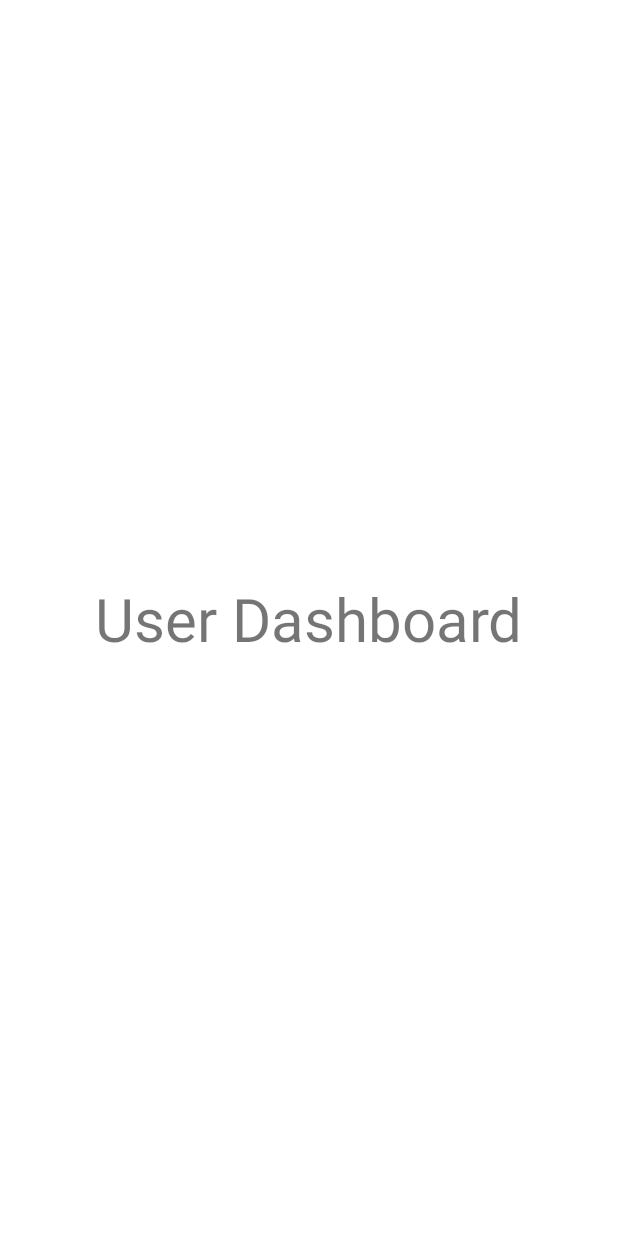
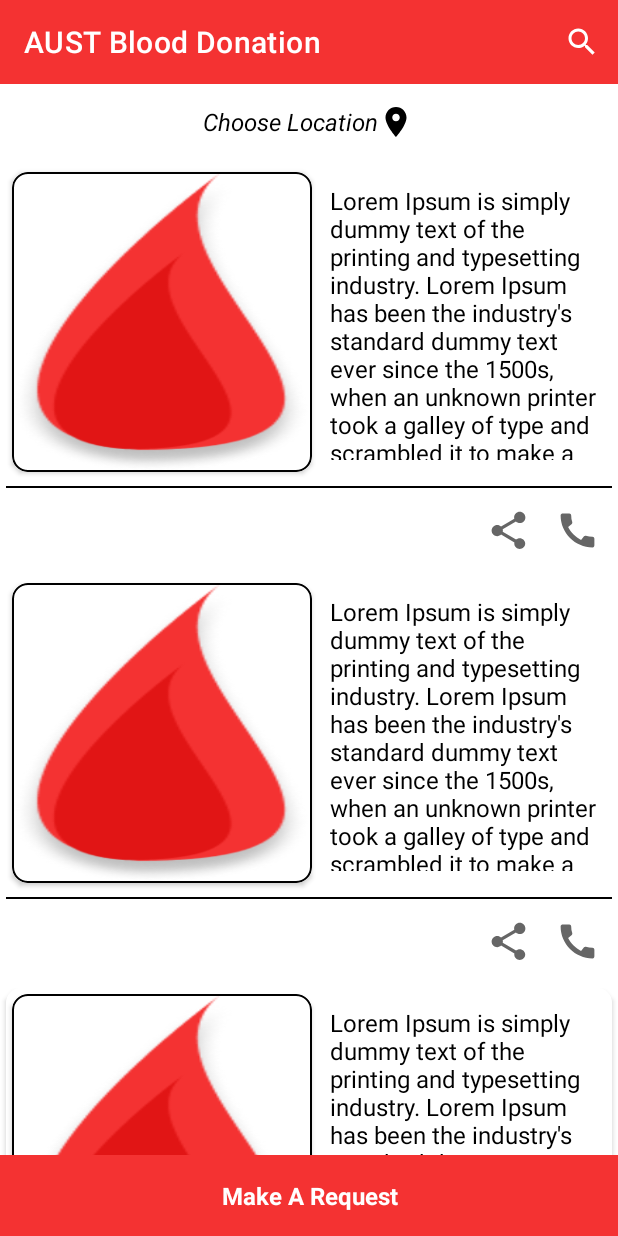
Before and after one commit to rakibhasanbappy/AUST-Blood-Donation-App, an Android app: the Dashboard screen opened directly, with no data from a screen before it, on a phone screen of 412 x 824 dp. Run offline under Robolectric (Android 15) with nearby library versions, the phone set to English and light mode, and no system bars.

Commit message:
Dashboard page designed

```diff
--- a/AUSTBloodDonationApp/app/build.gradle
+++ b/AUSTBloodDonationApp/app/build.gradle
@@ -39,4 +39,7 @@ dependencies {
     androidTestImplementation 'androidx.test.ext:junit:1.1.3'
     androidTestImplementation 'androidx.test.espresso:espresso-core:3.4.0'
 
+    implementation 'com.github.bumptech.glide:glide:4.12.0'
+    annotationProcessor 'com.github.bumptech.glide:compiler:4.12.0'
+
 }
--- a/AUSTBloodDonationApp/app/src/main/AndroidManifest.xml
+++ b/AUSTBloodDonationApp/app/src/main/AndroidManifest.xml
@@ -9,7 +9,8 @@
         android:roundIcon="@mipmap/ic_launcher_round"
         android:supportsRtl="true"
         android:theme="@style/Theme.AUSTBloodDonationApp">
-        <activity android:name=".activities.Dashboard"></activity>
+        <activity android:name=".activities.SearchPage"></activity>
+        <activity android:name=".activities.Dashboard" />
         <activity android:name=".activities.SignInScreen" />
         <activity android:name=".activities.SignUpScreen" />
         <activity android:name=".activities.StartingScreen">
--- /dev/null
+++ b/AUSTBloodDonationApp/app/src/main/java/Adapters/RequestAdapter.java
@@ -0,0 +1,87 @@
+package Adapters;
+
+import android.content.Context;
+import android.view.LayoutInflater;
+import android.view.View;
+import android.view.ViewGroup;
+import android.widget.ImageView;
+import android.widget.TextView;
+
+import androidx.annotation.NonNull;
+import androidx.recyclerview.widget.RecyclerView;
+
+import com.bappy.austblooddonationapp.R;
+import com.bumptech.glide.Glide;
+
+import java.util.List;
+
+import DataModels.RequestDataModel;
+
+public class RequestAdapter extends RecyclerView.Adapter<RequestAdapter.ViewHolder> {
+
+    private List<RequestDataModel> dataSet;
+    private Context context;
+
+    public RequestAdapter(
+            List<RequestDataModel> dataSet, Context context) {
+        this.dataSet = dataSet;
+        this.context = context;
+    }
+
+    @NonNull
+    @Override
+    public ViewHolder onCreateViewHolder(@NonNull ViewGroup parent, int viewType) {
+        View view = LayoutInflater.from(parent.getContext())
+                .inflate(R.layout.show_request_layout, parent, false);
+        return new ViewHolder(view);
+    }
+
+
+    @Override
+    public void onBindViewHolder(@NonNull final ViewHolder holder,
+                                 final int position) {
+
+        holder.message.setText(dataSet.get(position).getMessage());
+
+        //Glide.with(context).load(dataSet.get(position).getImageUrl()).into(holder.imageView);
+        holder.callButton.setOnClickListener(new View.OnClickListener() {
+            @Override
+            public void onClick(View v) {
+                //for later use
+            }
+        });
+
+        holder.shareButton.setOnClickListener(new View.OnClickListener() {
+            @Override
+            public void onClick(View v) {
+                //for later use
+            }
+        });
+
+    }
+
+
+    @Override
+    public int getItemCount() {
+        return dataSet.size();
+    }
+
+
+    class ViewHolder extends RecyclerView.ViewHolder {
+
+        TextView message;
+        ImageView imageView, callButton, shareButton;
+
+        ViewHolder(final View itemView) {
+            super(itemView);
+
+            message = itemView.findViewById(R.id.requestMessage);
+            imageView = itemView.findViewById(R.id.image);
+            callButton = itemView.findViewById(R.id.call_button);
+            shareButton = itemView.findViewById(R.id.share_button);
+
+        }
+
+    }
+
+}
--- /dev/null
+++ b/AUSTBloodDonationApp/app/src/main/java/DataModels/RequestDataModel.java
@@ -0,0 +1,20 @@
+package DataModels;
+
+public class RequestDataModel {
+
+    private String message;
+
+    public RequestDataModel(String message) {
+        this.message = message;
+    }
+
+    public String getMessage() {
+        return message;
+    }
+
+    public void setMessage(String message) {
+        this.message = message;
+    }
+
+
+}
--- a/AUSTBloodDonationApp/app/src/main/java/com/bappy/austblooddonationapp/activities/Dashboard.java
+++ b/AUSTBloodDonationApp/app/src/main/java/com/bappy/austblooddonationapp/activities/Dashboard.java
@@ -1,16 +1,73 @@
 package com.bappy.austblooddonationapp.activities;
 
 import androidx.appcompat.app.AppCompatActivity;
+import androidx.appcompat.widget.Toolbar;
+import androidx.recyclerview.widget.LinearLayoutManager;
+import androidx.recyclerview.widget.RecyclerView;
+import androidx.recyclerview.widget.RecyclerView.LayoutManager;
 
+import android.content.Intent;
 import android.os.Bundle;
+import android.view.MenuItem;
 
 import com.bappy.austblooddonationapp.R;
 
+import java.util.ArrayList;
+import java.util.List;
+
+import Adapters.RequestAdapter;
+import DataModels.RequestDataModel;
+
 public class Dashboard extends AppCompatActivity {
+
+    private RecyclerView recyclerView;
+    private List<RequestDataModel> requestDataModelList;
+    private RequestAdapter requestAdapter;
 
     @Override
     protected void onCreate(Bundle savedInstanceState) {
         super.onCreate(savedInstanceState);
         setContentView(R.layout.activity_dashboard);
+        requestDataModelList = new ArrayList<>();
+
+        Toolbar toolbar = findViewById(R.id.toolbar);
+        toolbar.setOnMenuItemClickListener(new Toolbar.OnMenuItemClickListener() {
+            @Override
+            public boolean onMenuItemClick(MenuItem item) {
+
+                if(item.getItemId() == R.id.search_button){
+
+                    startActivity(new Intent(Dashboard.this, SearchPage.class));
+
+                }
+
+                return false;
+            }
+        });
+
+        recyclerView = findViewById(R.id.recyclerView);
+
+        LayoutManager layoutManager = new LinearLayoutManager(this, RecyclerView.VERTICAL,false);
+
+        recyclerView.setLayoutManager(layoutManager);
+        requestAdapter = new RequestAdapter(requestDataModelList, this);
+        recyclerView.setAdapter(requestAdapter);
+        populateDashboard();
+
     }
+
+    private void populateDashboard(){
+        RequestDataModel requestDataModel = new RequestDataModel("Lorem Ipsum is simply dummy text of the printing and typesetting industry. Lorem Ipsum has been the industry's standard dummy text ever since the 1500s, when an unknown printer took a galley of type and scrambled it to make a type specimen book. It has survived not only five centuries, but also the leap into electronic typesetting, remaining essentially unchanged.");
+
+        requestDataModelList.add(requestDataModel);
+        requestDataModelList.add(requestDataModel);
+        requestDataModelList.add(requestDataModel);
+        requestDataModelList.add(requestDataModel);
+        requestDataModelList.add(requestDataModel);
+        requestDataModelList.add(requestDataModel);
+        requestDataModelList.add(requestDataModel);
+
+        requestAdapter.notifyDataSetChanged();
+    }
+
 }
--- /dev/null
+++ b/AUSTBloodDonationApp/app/src/main/java/com/bappy/austblooddonationapp/activities/SearchPage.java
@@ -0,0 +1,16 @@
+package com.bappy.austblooddonationapp.activities;
+
+import androidx.appcompat.app.AppCompatActivity;
+
+import android.os.Bundle;
+
+import com.bappy.austblooddonationapp.R;
+
+public class SearchPage extends AppCompatActivity {
+
+    @Override
+    protected void onCreate(Bundle savedInstanceState) {
+        super.onCreate(savedInstanceState);
+        setContentView(R.layout.activity_search_page);
+    }
+}
--- /dev/null
+++ b/AUSTBloodDonationApp/app/src/main/res/drawable/border_background.xml
@@ -0,0 +1,12 @@
+<?xml version="1.0" encoding="utf-8"?>
+<shape xmlns:android="http://schemas.android.com/apk/res/android"
+    android:shape = "rectangle">
+
+    <stroke
+        android:width="1dp"
+        android:color="@color/black"/>
+
+    <corners
+        android:radius="10dp"/>
+
+</shape>
--- /dev/null
+++ b/AUSTBloodDonationApp/app/src/main/res/drawable/call_button.xml
@@ -0,0 +1,10 @@
+<vector xmlns:android="http://schemas.android.com/apk/res/android"
+    android:width="24dp"
+    android:height="24dp"
+    android:viewportWidth="24"
+    android:viewportHeight="24"
+    android:tint="?attr/colorControlNormal">
+  <path
+      android:fillColor="@android:color/black"
+      android:pathData="M20.01,15.38c-1.23,0 -2.42,-0.2 -3.53,-0.56 -0.35,-0.12 -0.74,-0.03 -1.01,0.24l-1.57,1.97c-2.83,-1.35 -5.48,-3.9 -6.89,-6.83l1.95,-1.66c0.27,-0.28 0.35,-0.67 0.24,-1.02 -0.37,-1.11 -0.56,-2.3 -0.56,-3.53 0,-0.54 -0.45,-0.99 -0.99,-0.99H4.19C3.65,3 3,3.24 3,3.99 3,13.28 10.73,21 20.01,21c0.71,0 0.99,-0.63 0.99,-1.18v-3.45c0,-0.54 -0.45,-0.99 -0.99,-0.99z"/>
+</vector>
--- /dev/null
+++ b/AUSTBloodDonationApp/app/src/main/res/drawable/location_icon.xml
@@ -0,0 +1,5 @@
+<vector android:height="24dp" android:tint="#FFFFFF"
+    android:viewportHeight="24" android:viewportWidth="24"
+    android:width="24dp" xmlns:android="http://schemas.android.com/apk/res/android">
+    <path android:fillColor="@android:color/white" android:pathData="M12,2C8.13,2 5,5.13 5,9c0,5.25 7,13 7,13s7,-7.75 7,-13c0,-3.87 -3.13,-7 -7,-7zM12,11.5c-1.38,0 -2.5,-1.12 -2.5,-2.5s1.12,-2.5 2.5,-2.5 2.5,1.12 2.5,2.5 -1.12,2.5 -2.5,2.5z"/>
+</vector>
--- /dev/null
+++ b/AUSTBloodDonationApp/app/src/main/res/drawable/search_button.xml
@@ -0,0 +1,5 @@
+<vector android:height="24dp" android:tint="#FFFFFF"
+    android:viewportHeight="24" android:viewportWidth="24"
+    android:width="24dp" xmlns:android="http://schemas.android.com/apk/res/android">
+    <path android:fillColor="@android:color/white" android:pathData="M15.5,14h-0.79l-0.28,-0.27C15.41,12.59 16,11.11 16,9.5 16,5.91 13.09,3 9.5,3S3,5.91 3,9.5 5.91,16 9.5,16c1.61,0 3.09,-0.59 4.23,-1.57l0.27,0.28v0.79l5,4.99L20.49,19l-4.99,-5zM9.5,14C7.01,14 5,11.99 5,9.5S7.01,5 9.5,5 14,7.01 14,9.5 11.99,14 9.5,14z"/>
+</vector>
--- /dev/null
+++ b/AUSTBloodDonationApp/app/src/main/res/drawable/share_button.xml
@@ -0,0 +1,10 @@
+<vector xmlns:android="http://schemas.android.com/apk/res/android"
+    android:width="24dp"
+    android:height="24dp"
+    android:viewportWidth="24"
+    android:viewportHeight="24"
+    android:tint="?attr/colorControlNormal">
+  <path
+      android:fillColor="@android:color/black"
+      android:pathData="M18,16.08c-0.76,0 -1.44,0.3 -1.96,0.77L8.91,12.7c0.05,-0.23 0.09,-0.46 0.09,-0.7s-0.04,-0.47 -0.09,-0.7l7.05,-4.11c0.54,0.5 1.25,0.81 2.04,0.81 1.66,0 3,-1.34 3,-3s-1.34,-3 -3,-3 -3,1.34 -3,3c0,0.24 0.04,0.47 0.09,0.7L8.04,9.81C7.5,9.31 6.79,9 6,9c-1.66,0 -3,1.34 -3,3s1.34,3 3,3c0.79,0 1.5,-0.31 2.04,-0.81l7.12,4.16c-0.05,0.21 -0.08,0.43 -0.08,0.65 0,1.61 1.31,2.92 2.92,2.92 1.61,0 2.92,-1.31 2.92,-2.92s-1.31,-2.92 -2.92,-2.92z"/>
+</vector>
--- a/AUSTBloodDonationApp/app/src/main/res/layout/activity_dashboard.xml
+++ b/AUSTBloodDonationApp/app/src/main/res/layout/activity_dashboard.xml
@@ -1,19 +1,68 @@
 <?xml version="1.0" encoding="utf-8"?>
-<androidx.constraintlayout.widget.ConstraintLayout xmlns:android="http://schemas.android.com/apk/res/android"
+<RelativeLayout xmlns:android="http://schemas.android.com/apk/res/android"
     xmlns:app="http://schemas.android.com/apk/res-auto"
     xmlns:tools="http://schemas.android.com/tools"
     android:layout_width="match_parent"
     android:layout_height="match_parent"
     tools:context=".activities.Dashboard">
 
+    <androidx.appcompat.widget.Toolbar
+        android:id="@+id/toolbar"
+        app:title="@string/app_name"
+        app:titleTextColor="@color/white"
+        android:background="@color/primaryColor"
+        app:menu="@menu/search_menu"
+        android:layout_width="match_parent"
+        android:layout_height="?android:attr/actionBarSize" />
+
+
+    <LinearLayout
+        android:id="@+id/linearLayout"
+        android:layout_below="@+id/toolbar"
+        android:background="@color/white"
+        android:gravity="center"
+        android:layout_centerHorizontal = "true"
+        android:layout_width="match_parent"
+        android:layout_height="wrap_content">
+
     <TextView
-        android:id="@+id/textView"
+        android:id="@+id/pick_location"
+        android:padding="5dp"
+        android:layout_margin="8dp"
+        android:textSize="16sp"
+        android:layout_centerHorizontal="true"
+        app:drawableEndCompat="@drawable/location_icon"
+        app:drawableTint="@color/black"
+        android:text="@string/choose_location"
+        android:gravity="center"
+        android:textAlignment="gravity"
+        android:textStyle="italic"
+        android:textColor="@color/black"
         android:layout_width="wrap_content"
-        android:layout_height="wrap_content"
-        android:text="User Dashboard"
-        android:textSize="40dp"
-        app:layout_constraintBottom_toBottomOf="parent"
-        app:layout_constraintEnd_toEndOf="parent"
-        app:layout_constraintStart_toStartOf="parent"
-        app:layout_constraintTop_toTopOf="parent" />
-</androidx.constraintlayout.widget.ConstraintLayout>
+        android:layout_height="wrap_content"/>
+
+    </LinearLayout>
+
+    <androidx.recyclerview.widget.RecyclerView
+        android:id="@+id/recyclerView"
+        android:layout_below="@+id/linearLayout"
+        android:layout_above="@+id/make_request_button"
+        android:layout_width="match_parent"
+        android:layout_height="wrap_content"/>
+
+    <TextView
+        android:id="@+id/make_request_button"
+        android:text="@string/make_a_request"
+        android:textSize="16sp"
+        android:textStyle="bold"
+        android:background="@color/primaryColor"
+        android:textAlignment="center"
+        android:textColor="@color/white"
+        android:padding="16dp"
+        android:layout_alignParentBottom="true"
+        android:layout_width="match_parent"
+        android:layout_height="wrap_content"/>
+
+
+
+</RelativeLayout>
--- a/AUSTBloodDonationApp/app/src/main/res/layout/activity_main.xml
+++ b/AUSTBloodDonationApp/app/src/main/res/layout/activity_main.xml
@@ -4,15 +4,4 @@
     xmlns:tools="http://schemas.android.com/tools"
     android:layout_width="match_parent"
     android:layout_height="match_parent"
-    tools:context=".activities.MainActivity">
-
-    <TextView
-        android:layout_width="wrap_content"
-        android:layout_height="wrap_content"
-        android:text="Hello World!"
-        app:layout_constraintBottom_toBottomOf="parent"
-        app:layout_constraintLeft_toLeftOf="parent"
-        app:layout_constraintRight_toRightOf="parent"
-        app:layout_constraintTop_toTopOf="parent" />
-
-</androidx.constraintlayout.widget.ConstraintLayout>
+    tools:context=".activities.MainActivity"/>
--- /dev/null
+++ b/AUSTBloodDonationApp/app/src/main/res/layout/activity_search_page.xml
@@ -0,0 +1,16 @@
+<?xml version="1.0" encoding="utf-8"?>
+<androidx.constraintlayout.widget.ConstraintLayout xmlns:android="http://schemas.android.com/apk/res/android"
+    xmlns:app="http://schemas.android.com/apk/res-auto"
+    xmlns:tools="http://schemas.android.com/tools"
+    android:layout_width="match_parent"
+    android:layout_height="match_parent"
+    tools:context=".activities.SearchPage">
+
+    <TextView
+        android:id="@+id/textView"
+        android:layout_width="wrap_content"
+        android:layout_height="wrap_content"
+        android:text="This is search page"
+        tools:layout_editor_absoluteX="175dp"
+        tools:layout_editor_absoluteY="334dp" />
+</androidx.constraintlayout.widget.ConstraintLayout>
--- /dev/null
+++ b/AUSTBloodDonationApp/app/src/main/res/layout/show_request_layout.xml
@@ -0,0 +1,86 @@
+<?xml version="1.0" encoding="utf-8"?>
+<LinearLayout xmlns:android="http://schemas.android.com/apk/res/android"
+    android:orientation="vertical"
+    android:layout_width="match_parent"
+    android:layout_height="wrap_content"
+    xmlns:app="http://schemas.android.com/apk/res-auto">
+
+    <androidx.cardview.widget.CardView
+        android:layout_margin="4dp"
+        app:cardCornerRadius="10dp"
+        app:cardBackgroundColor="@color/white"
+        app:cardElevation="2dp"
+        android:layout_width="wrap_content"
+        android:layout_height="wrap_content">
+
+        <RelativeLayout
+            android:layout_width="match_parent"
+            android:layout_height="wrap_content"
+            android:background="@color/white">
+
+            <androidx.cardview.widget.CardView
+                android:id="@+id/cardImage"
+                app:cardCornerRadius="10dp"
+                android:layout_margin="4dp"
+                android:layout_width="200dp"
+                android:layout_height="200dp">
+
+                <ImageView
+                    android:scaleType="fitXY"
+                    android:id="@+id/image"
+                    android:src="@drawable/logo"
+                    android:background="@drawable/border_background"
+                    android:layout_width="match_parent"
+                    android:layout_height="wrap_content"/>
+
+            </androidx.cardview.widget.CardView>
+
+            <TextView
+                android:id="@+id/requestMessage"
+                android:padding="8dp"
+                android:layout_toEndOf="@+id/cardImage"
+                android:layout_alignTop="@+id/cardImage"
+                android:layout_alignBottom="@+id/cardImage"
+                android:text="@string/app_name"
+                android:textColor="@color/black"
+                android:textSize="16sp"
+                android:layout_width="match_parent"
+                android:layout_height="wrap_content"/>
+
+            <View
+                android:id="@+id/black_line"
+                android:layout_width="match_parent"
+                android:layout_height="1dp"
+                android:layout_marginTop="5dp"
+                android:layout_marginBottom="5dp"
+                android:layout_below="@+id/cardImage"
+                android:background="@color/black" />
+
+            <androidx.appcompat.widget.AppCompatImageView
+                android:id="@+id/call_button"
+                android:layout_alignParentEnd="true"
+                android:layout_margin="8dp"
+                android:layout_below="@+id/black_line"
+                android:src="@drawable/call_button"
+                android:background="@color/white"
+                android:layout_width="30dp"
+                android:layout_height="30dp"/>
+
+
+
+            <androidx.appcompat.widget.AppCompatImageView
+                android:id="@+id/share_button"
+                android:layout_toStartOf="@+id/call_button"
+                android:layout_margin="8dp"
+                android:layout_below="@+id/black_line"
+                android:background="@color/white"
+                android:src="@drawable/share_button"
+                android:layout_width="30dp"
+                android:layout_height="30dp"/>
+
+
+        </RelativeLayout>
+
+    </androidx.cardview.widget.CardView>
+
+</LinearLayout>
--- /dev/null
+++ b/AUSTBloodDonationApp/app/src/main/res/menu/search_menu.xml
@@ -0,0 +1,11 @@
+<?xml version="1.0" encoding="utf-8"?>
+<menu xmlns:android="http://schemas.android.com/apk/res/android"
+    xmlns:app="http://schemas.android.com/apk/res-auto">
+
+    <item
+        android:id="@+id/search_button"
+        android:title=""
+        android:icon="@drawable/search_button"
+        app:showAsAction = "always"/>
+
+</menu>
--- a/AUSTBloodDonationApp/app/src/main/res/values/colors.xml
+++ b/AUSTBloodDonationApp/app/src/main/res/values/colors.xml
@@ -7,4 +7,7 @@
     <color name="teal_700">#FF018786</color>
     <color name="black">#FF000000</color>
     <color name="white">#FFFFFFFF</color>
+    <color name="primaryColor">#F43232</color>
+    <color name="primaryColorDark">#F43232</color>
+    <color name="colorAccent">#D81B60</color>
 </resources>
--- a/AUSTBloodDonationApp/app/src/main/res/values/strings.xml
+++ b/AUSTBloodDonationApp/app/src/main/res/values/strings.xml
@@ -6,4 +6,6 @@
     <string name="signInButton">SIGN IN</string>
     <string name="signInMessage">Already have an account ? Sign In</string>
     <string name="signUpMessage">Are you not registered ? Sign Up</string>
+    <string name="choose_location">Choose Location</string>
+    <string name="make_a_request">Make A Request</string>
 </resources>
```
Also changed, not shown: AUSTBloodDonationApp/app/src/main/res/drawable/logo.png (added).
